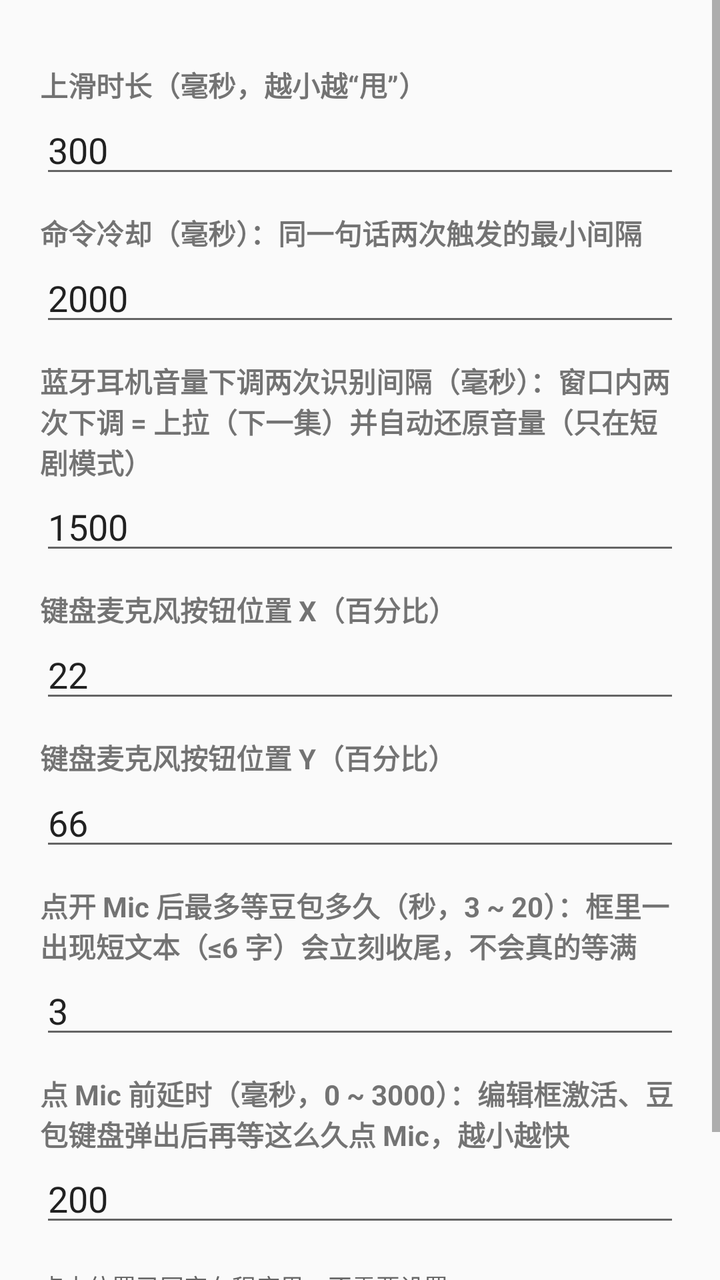
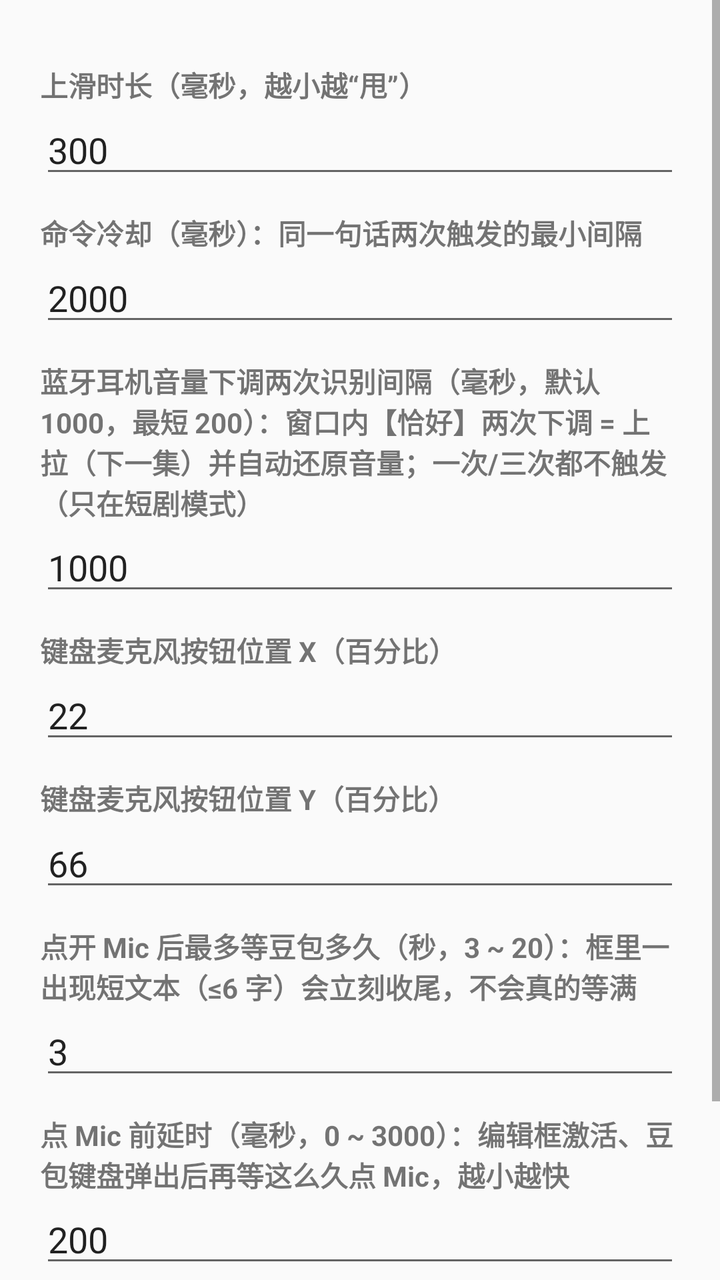

Screens rendered from an Android XML layout before and after an edit, with the pre-edit source and the edit as a unified diff.
<!-- AndroidManifest.xml: application theme android:Theme.Material.Light -->
<!-- res/layout/dialog_settings.xml -->
<?xml version="1.0" encoding="utf-8"?>
<ScrollView xmlns:android="http://schemas.android.com/apk/res/android"
    android:layout_width="match_parent"
    android:layout_height="wrap_content">

    <LinearLayout
        android:layout_width="match_parent"
        android:layout_height="wrap_content"
        android:orientation="vertical"
        android:padding="20dp">

        <TextView
            android:layout_width="match_parent"
            android:layout_height="wrap_content"
            android:layout_marginTop="12dp"
            android:text="上滑时长（毫秒，越小越“甩”）"
            android:textStyle="bold" />

        <EditText
            android:id="@+id/dlgDur"
            android:layout_width="match_parent"
            android:layout_height="wrap_content"
            android:inputType="number"
            android:text="300" />

        <TextView
            android:layout_width="match_parent"
            android:layout_height="wrap_content"
            android:layout_marginTop="12dp"
            android:text="命令冷却（毫秒）：同一句话两次触发的最小间隔"
            android:textStyle="bold" />

        <EditText
            android:id="@+id/dlgGap"
            android:layout_width="match_parent"
            android:layout_height="wrap_content"
            android:inputType="number"
            android:text="2000" />

        <TextView
            android:layout_width="match_parent"
            android:layout_height="wrap_content"
            android:layout_marginTop="12dp"
            android:text="蓝牙耳机音量下调两次识别间隔（毫秒）：窗口内两次下调 = 上拉（下一集）并自动还原音量（只在短剧模式）"
            android:textStyle="bold" />

        <EditText
            android:id="@+id/dlgVolMs"
            android:layout_width="match_parent"
            android:layout_height="wrap_content"
            android:inputType="number"
            android:text="1500" />

        <TextView
            android:layout_width="match_parent"
            android:layout_height="wrap_content"
            android:layout_marginTop="12dp"
            android:text="键盘麦克风按钮位置 X（百分比）"
            android:textStyle="bold" />

        <EditText
            android:id="@+id/dlgMicX"
            android:layout_width="match_parent"
            android:layout_height="wrap_content"
            android:inputType="number"
            android:text="22" />

        <TextView
            android:layout_width="match_parent"
            android:layout_height="wrap_content"
            android:layout_marginTop="12dp"
            android:text="键盘麦克风按钮位置 Y（百分比）"
            android:textStyle="bold" />

        <EditText
            android:id="@+id/dlgMicY"
            android:layout_width="match_parent"
            android:layout_height="wrap_content"
            android:inputType="number"
            android:text="66" />

        <TextView
            android:layout_width="match_parent"
            android:layout_height="wrap_content"
            android:layout_marginTop="12dp"
            android:text="点开 Mic 后最多等豆包多久（秒，3 ~ 20）：框里一出现短文本（≤6 字）会立刻收尾，不会真的等满"
            android:textStyle="bold" />

        <EditText
            android:id="@+id/dlgListen"
            android:layout_width="match_parent"
            android:layout_height="wrap_content"
            android:inputType="number"
            android:text="3" />

        <TextView
            android:layout_width="match_parent"
            android:layout_height="wrap_content"
            android:layout_marginTop="12dp"
            android:text="点 Mic 前延时（毫秒，0 ~ 3000）：编辑框激活、豆包键盘弹出后再等这么久点 Mic，越小越快"
            android:textStyle="bold" />

        <EditText
            android:id="@+id/dlgMicDelay"
            android:layout_width="match_parent"
            android:layout_height="wrap_content"
            android:inputType="number"
            android:text="200" />

        <TextView
            android:layout_width="match_parent"
            android:layout_height="wrap_content"
            android:layout_marginTop="16dp"
            android:text="点击位置已固定在程序里，不需要设置：\n· 暂停 / 恢复：(50%, 20%)\n· 下页：(85%, 85%)\n· 上页：(15%, 85%)"
            android:textColor="#666666"
            android:textSize="12sp" />

    </LinearLayout>
</ScrollView>
<!-- resources referenced by this layout -->
<resources>

</resources>

<!-- the commit's change to res/layout/dialog_settings.xml (unified diff, before → after) -->
@@ -41,7 +41,7 @@
             android:layout_width="match_parent"
             android:layout_height="wrap_content"
             android:layout_marginTop="12dp"
-            android:text="蓝牙耳机音量下调两次识别间隔（毫秒）：窗口内两次下调 = 上拉（下一集）并自动还原音量（只在短剧模式）"
+            android:text="蓝牙耳机音量下调两次识别间隔（毫秒，默认 1000，最短 200）：窗口内【恰好】两次下调 = 上拉（下一集）并自动还原音量；一次/三次都不触发（只在短剧模式）"
             android:textStyle="bold" />
 
         <EditText
@@ -49,7 +49,7 @@
             android:layout_width="match_parent"
             android:layout_height="wrap_content"
             android:inputType="number"
-            android:text="1500" />
+            android:text="1000" />
 
         <TextView
             android:layout_width="match_parent"
